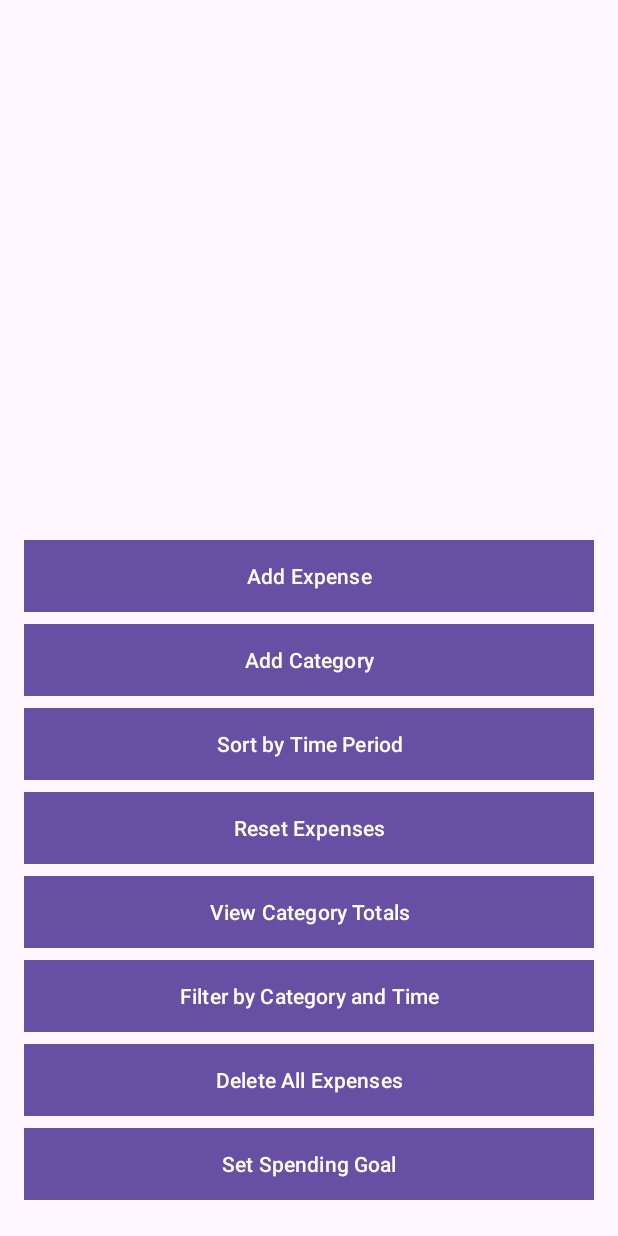
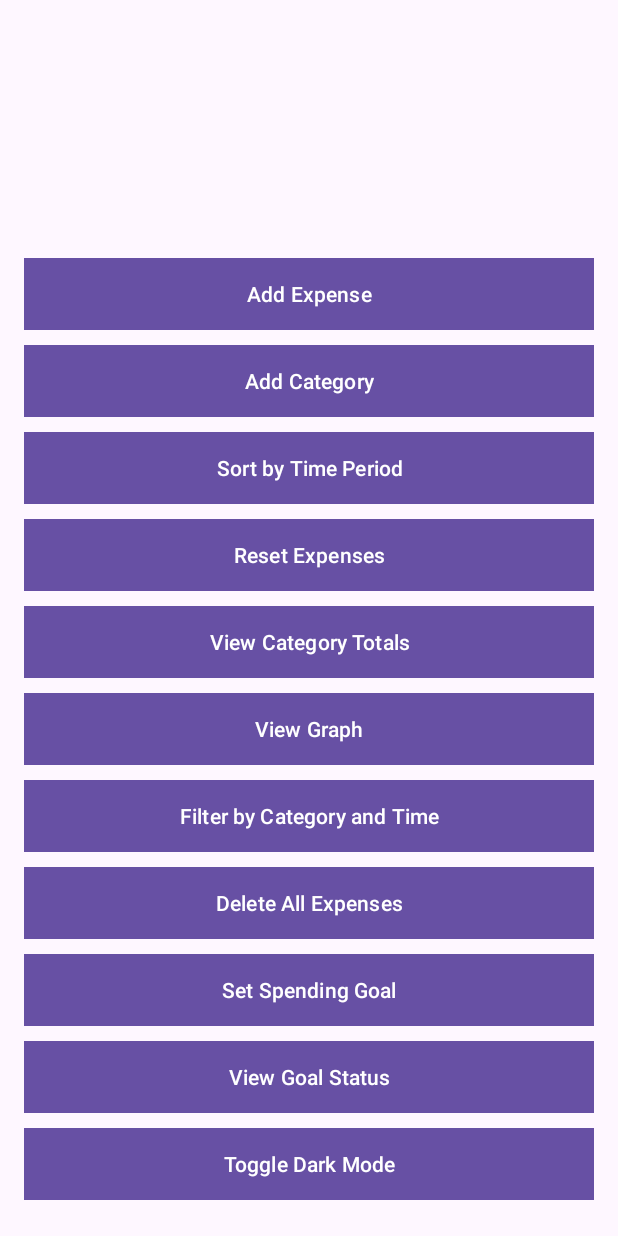
Before and after one commit to ST10256115/BudgetTrackerApp, an Android app: the MainActivity screen opened directly, with no data from a screen before it, on a phone screen of 412 x 824 dp. Run offline under Robolectric (Android 15) with nearby library versions, the phone set to English and light mode, and no system bars; our stand-ins replace Firebase (no records; nobody signed in at launch, a user with empty details on screens opened directly), Room's generated code.

```diff
--- a/app/src/main/java/vcmsa/projects/budgettrackerapp/CategoryEntity.kt
+++ b/app/src/main/java/vcmsa/projects/budgettrackerapp/CategoryEntity.kt
@@ -6,5 +6,7 @@ import androidx.room.PrimaryKey
 @Entity(tableName = "categories")
 data class CategoryEntity(
     @PrimaryKey(autoGenerate = true) val id: Long = 0,
-    val name: String
+    val name: String,
+    val minGoal: Float? = null,
+    val maxGoal: Float? = null
 )
--- a/app/src/main/java/vcmsa/projects/budgettrackerapp/ExpenseViewModel.kt
+++ b/app/src/main/java/vcmsa/projects/budgettrackerapp/ExpenseViewModel.kt
@@ -1,9 +1,11 @@
 package vcmsa.projects.budgettrackerapp
 
 import android.app.Application
+import android.util.Log
 import androidx.lifecycle.AndroidViewModel
 import androidx.lifecycle.LiveData
 import androidx.lifecycle.MutableLiveData
+import com.google.firebase.firestore.FirebaseFirestore
 import kotlinx.coroutines.CoroutineScope
 import kotlinx.coroutines.Dispatchers
 import kotlinx.coroutines.launch
@@ -83,4 +85,20 @@ class ExpenseViewModel(application: Application) : AndroidViewModel(application)
         }
     }
 
+    //Firestore Test
+    fun testWriteToFirestore() {
+        val db = FirebaseFirestore.getInstance()
+        val testData = hashMapOf(
+            "testField" to "Hello Firestore!",
+            "timestamp" to System.currentTimeMillis()
+        )
+        db.collection("testCollection")
+            .add(testData)
+            .addOnSuccessListener {
+                Log.d("FirestoreTest", "Document added with ID: ${it.id}")
+            }
+            .addOnFailureListener { e ->
+                Log.e("FirestoreTest", "Error adding document", e)
+            }
+    }
 }
--- a/app/src/main/java/vcmsa/projects/budgettrackerapp/MainActivity.kt
+++ b/app/src/main/java/vcmsa/projects/budgettrackerapp/MainActivity.kt
@@ -1,18 +1,20 @@
 package vcmsa.projects.budgettrackerapp
 
+import android.content.Intent
+import android.content.SharedPreferences
 import android.os.Bundle
+import android.widget.Button
 import android.widget.EditText
+import android.widget.Toast
 import androidx.activity.viewModels
 import androidx.appcompat.app.AlertDialog
 import androidx.appcompat.app.AppCompatActivity
+import androidx.appcompat.app.AppCompatDelegate
 import androidx.lifecycle.Observer
 import androidx.recyclerview.widget.LinearLayoutManager
 import androidx.recyclerview.widget.RecyclerView
-import android.content.Intent
-import android.widget.Button
-import android.widget.Toast
+import com.google.firebase.FirebaseApp
 
-// Developed with guidance and assistance using best practices from Android documentation and community standards.
 class MainActivity : AppCompatActivity() {
     private val expenseViewModel: ExpenseViewModel by viewModels()
     private lateinit var recyclerView: RecyclerView
@@ -20,11 +22,21 @@ class MainActivity : AppCompatActivity() {
 
     override fun onCreate(savedInstanceState: Bundle?) {
         super.onCreate(savedInstanceState)
+
+        // Initialize Firebase
+        FirebaseApp.initializeApp(this)
+
+        // Setup dark mode from saved preference
+        val prefs: SharedPreferences = getSharedPreferences("settings", MODE_PRIVATE)
+        val isDarkMode = prefs.getBoolean("dark_mode", false)
+        AppCompatDelegate.setDefaultNightMode(
+            if (isDarkMode) AppCompatDelegate.MODE_NIGHT_YES else AppCompatDelegate.MODE_NIGHT_NO
+        )
+
         setContentView(R.layout.activity_main)
 
         recyclerView = findViewById(R.id.recyclerView)
         recyclerView.layoutManager = LinearLayoutManager(this)
-
         expenseAdapter = ExpenseAdapter(emptyList())
         recyclerView.adapter = expenseAdapter
 
@@ -74,6 +86,26 @@ class MainActivity : AppCompatActivity() {
         findViewById<Button>(R.id.btnDeleteAllExpenses).setOnClickListener {
             showConfirmDeleteDialog()
         }
+
+        findViewById<Button>(R.id.btnViewGraph).setOnClickListener {
+            startActivity(Intent(this, ChartActivity::class.java))
+        }
+
+        findViewById<Button>(R.id.btnViewGoalStatus).setOnClickListener {
+            startActivity(Intent(this, GoalStatusActivity::class.java))
+        }
+
+        findViewById<Button>(R.id.btnToggleDarkMode).setOnClickListener {
+            val current = prefs.getBoolean("dark_mode", false)
+            val newMode = !current
+            prefs.edit().putBoolean("dark_mode", newMode).apply()
+            AppCompatDelegate.setDefaultNightMode(
+                if (newMode) AppCompatDelegate.MODE_NIGHT_YES else AppCompatDelegate.MODE_NIGHT_NO
+            )
+        }
+
+        // TEMP: Test Firestore write
+        expenseViewModel.testWriteToFirestore()
     }
 
     override fun onResume() {
--- /dev/null
+++ b/app/src/main/res/drawable/status_dot.xml
@@ -0,0 +1,5 @@
+<shape xmlns:android="http://schemas.android.com/apk/res/android"
+    android:shape="oval">
+    <size android:width="20dp" android:height="20dp" />
+    <solid android:color="#000000" /> <!-- Default: Black -->
+</shape>
--- a/app/src/main/res/layout/activity_main.xml
+++ b/app/src/main/res/layout/activity_main.xml
@@ -14,21 +14,22 @@
             android:id="@+id/recyclerView"
             android:layout_width="match_parent"
             android:layout_height="0dp"
-            android:layout_weight="1" />
+            android:layout_weight="1"
+            android:layout_marginBottom="16dp" />
 
-        <!-- All buttons neatly in one vertical stack -->
+        <!-- All buttons neatly spaced -->
         <LinearLayout
             android:layout_width="match_parent"
             android:layout_height="wrap_content"
             android:orientation="vertical"
             android:gravity="center_horizontal"
-            android:layout_marginTop="16dp">
+            android:layout_marginTop="8dp">
 
             <Button
                 android:id="@+id/btnAddExpense"
                 android:layout_width="match_parent"
                 android:layout_height="wrap_content"
-                android:layout_marginBottom="8dp"
+                android:layout_marginBottom="10dp"
                 android:text="Add Expense"
                 android:background="@color/black"
                 android:textColor="#FFFFFF" />
@@ -37,7 +38,7 @@
                 android:id="@+id/btnAddCategory"
                 android:layout_width="match_parent"
                 android:layout_height="wrap_content"
-                android:layout_marginBottom="8dp"
+                android:layout_marginBottom="10dp"
                 android:text="Add Category"
                 android:background="@color/black"
                 android:textColor="#FFFFFF" />
@@ -46,7 +47,7 @@
                 android:id="@+id/btnSortByTimePeriod"
                 android:layout_width="match_parent"
                 android:layout_height="wrap_content"
-                android:layout_marginBottom="8dp"
+                android:layout_marginBottom="10dp"
                 android:text="Sort by Time Period"
                 android:background="@color/black"
                 android:textColor="#FFFFFF" />
@@ -55,7 +56,7 @@
                 android:id="@+id/btnResetExpenses"
                 android:layout_width="match_parent"
                 android:layout_height="wrap_content"
-                android:layout_marginBottom="8dp"
+                android:layout_marginBottom="10dp"
                 android:text="Reset Expenses"
                 android:background="@color/black"
                 android:textColor="#FFFFFF" />
@@ -64,8 +65,17 @@
                 android:id="@+id/btnViewCategoryTotals"
                 android:layout_width="match_parent"
                 android:layout_height="wrap_content"
-                android:layout_marginBottom="8dp"
+                android:layout_marginBottom="10dp"
                 android:text="View Category Totals"
+                android:background="@color/black"
+                android:textColor="#FFFFFF" />
+
+            <Button
+                android:id="@+id/btnViewGraph"
+                android:layout_width="match_parent"
+                android:layout_height="wrap_content"
+                android:layout_marginBottom="10dp"
+                android:text="View Graph"
                 android:background="@color/black"
                 android:textColor="#FFFFFF" />
 
@@ -73,7 +83,7 @@
                 android:id="@+id/btnFilterByCategoryAndTime"
                 android:layout_width="match_parent"
                 android:layout_height="wrap_content"
-                android:layout_marginBottom="8dp"
+                android:layout_marginBottom="10dp"
                 android:text="Filter by Category and Time"
                 android:background="@color/black"
                 android:textColor="#FFFFFF" />
@@ -82,7 +92,7 @@
                 android:id="@+id/btnDeleteAllExpenses"
                 android:layout_width="match_parent"
                 android:layout_height="wrap_content"
-                android:layout_marginBottom="8dp"
+                android:layout_marginBottom="10dp"
                 android:text="Delete All Expenses"
                 android:background="@color/black"
                 android:textColor="#FFFFFF" />
@@ -91,12 +101,28 @@
                 android:id="@+id/btnSetSpendingGoal"
                 android:layout_width="match_parent"
                 android:layout_height="wrap_content"
-                android:layout_marginBottom="8dp"
+                android:layout_marginBottom="10dp"
                 android:text="Set Spending Goal"
                 android:background="@color/black"
                 android:textColor="#FFFFFF" />
+
+            <Button
+                android:id="@+id/btnViewGoalStatus"
+                android:layout_width="match_parent"
+                android:layout_height="wrap_content"
+                android:layout_marginBottom="10dp"
+                android:text="View Goal Status"
+                android:background="@color/black"
+                android:textColor="#FFFFFF" />
+
+            <Button
+                android:id="@+id/btnToggleDarkMode"
+                android:layout_width="match_parent"
+                android:layout_height="wrap_content"
+                android:layout_marginBottom="8dp"
+                android:text="Toggle Dark Mode"
+                android:background="@color/black"
+                android:textColor="#FFFFFF" />
         </LinearLayout>
-
     </LinearLayout>
-
 </RelativeLayout>
--- a/build.gradle.kts
+++ b/build.gradle.kts
@@ -3,4 +3,5 @@ plugins {
     alias(libs.plugins.android.application) apply false
     alias(libs.plugins.kotlin.android) apply false
     id("com.google.devtools.ksp") version "1.9.24-1.0.20" apply false
+    id("com.google.gms.google-services") version "4.4.0" apply false
 }
--- a/gradle/libs.versions.toml
+++ b/gradle/libs.versions.toml
@@ -9,6 +9,7 @@ appcompat = "1.7.0"
 material = "1.12.0"
 activity = "1.10.1"
 constraintlayout = "2.2.1"
+firebaseFirestore = "25.1.4"
 
 [libraries]
 androidx-core-ktx = { group = "androidx.core", name = "core-ktx", version.ref = "coreKtx" }
@@ -19,6 +20,7 @@ androidx-appcompat = { group = "androidx.appcompat", name = "appcompat", version
 material = { group = "com.google.android.material", name = "material", version.ref = "material" }
 androidx-activity = { group = "androidx.activity", name = "activity", version.ref = "activity" }
 androidx-constraintlayout = { group = "androidx.constraintlayout", name = "constraintlayout", version.ref = "constraintlayout" }
+firebase-firestore = { group = "com.google.firebase", name = "firebase-firestore", version.ref = "firebaseFirestore" }
 
 [plugins]
 android-application = { id = "com.android.application", version.ref = "agp" }
```
Also changed, not shown: app/build.gradle.kts (+11 -0 lines), app/src/main/AndroidManifest.xml (+13 -14 lines), app/src/main/java/vcmsa/projects/budgettrackerapp/ChartActivity.kt (added, +32 -0 lines), app/src/main/java/vcmsa/projects/budgettrackerapp/CustomBarChartView.kt (added, +78 -0 lines), app/src/main/java/vcmsa/projects/budgettrackerapp/GoalStatusActivity.kt (added, +46 -0 lines), app/src/main/java/vcmsa/projects/budgettrackerapp/GoalStatusAdapter.kt (added, +64 -0 lines), app/src/main/java/vcmsa/projects/budgettrackerapp/HelpActivity.kt (added, +11 -0 lines), app/src/main/java/vcmsa/projects/budgettrackerapp/LoginActivity.kt (+36 -5 lines), app/src/main/res/layout/activity_chart.xml (added, +11 -0 lines), app/src/main/res/layout/activity_goal_status.xml (added, +11 -0 lines), app/src/main/res/layout/activity_help.xml (added, +67 -0 lines), app/src/main/res/layout/activity_login.xml (+35 -2 lines), app/src/main/res/layout/item_goal_status.xml (added, +58 -0 lines), 1 other file.
